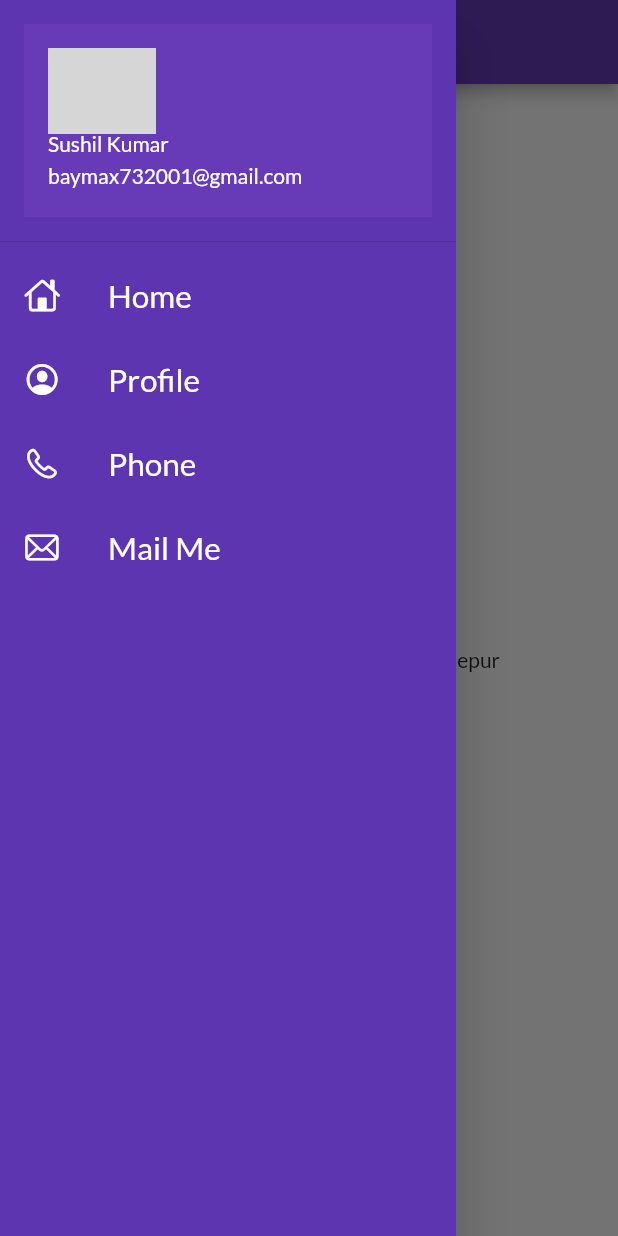
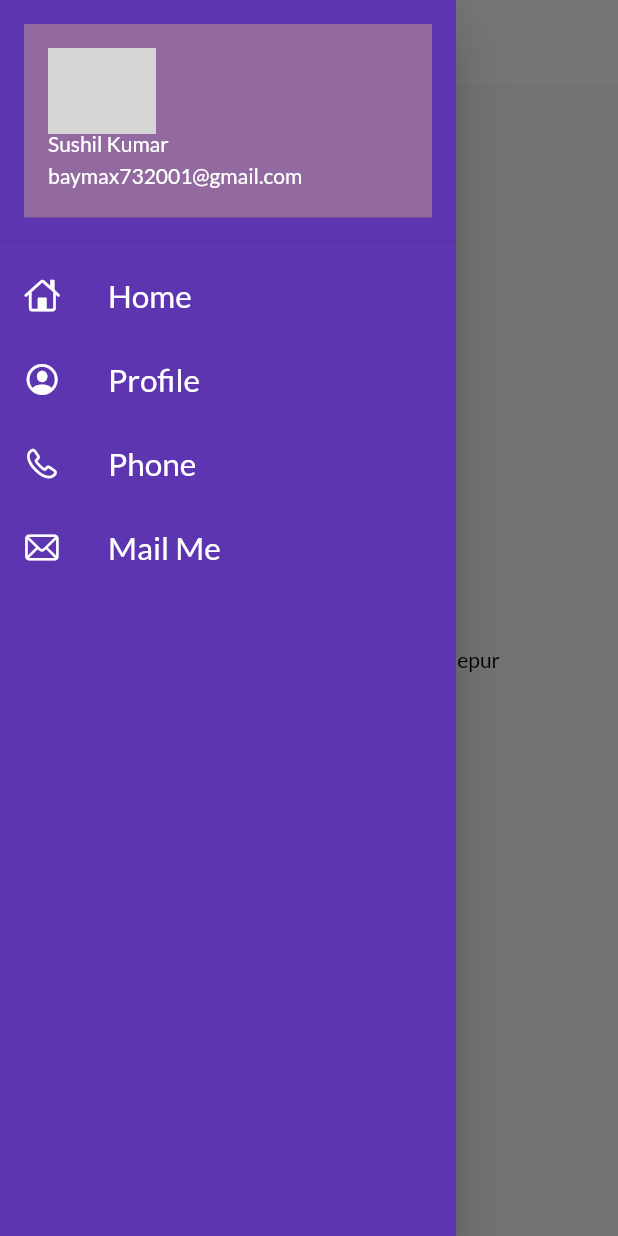
Before and after one commit to voltzylex/Catolog-App-Flutter-, a Flutter app: the screen it shows after launch, with the side drawer open, on a phone screen of 412 x 824 dp. Run offline on Flutter 3.47's test engine with Material 2 defaults, Android fonts, the phone set to English and light mode, and no system bars; our stand-ins replace google_fonts; network calls fail; grey boxes are pictures that could not be loaded.

Commit message:
day 10 completed

```diff
--- a/analysis_options.yaml
+++ /dev/null
@@ -1,29 +0,0 @@
-# This file configures the analyzer, which statically analyzes Dart code to
-# check for errors, warnings, and lints.
-#
-# The issues identified by the analyzer are surfaced in the UI of Dart-enabled
-# IDEs (https://dart.dev/tools#ides-and-editors). The analyzer can also be
-# invoked from the command line by running `flutter analyze`.
-
-# The following line activates a set of recommended lints for Flutter apps,
-# packages, and plugins designed to encourage good coding practices.
-include: package:flutter_lints/flutter.yaml
-
-linter:
-  # The lint rules applied to this project can be customized in the
-  # section below to disable rules from the `package:flutter_lints/flutter.yaml`
-  # included above or to enable additional rules. A list of all available lints
-  # and their documentation is published at
-  # https://dart-lang.github.io/linter/lints/index.html.
-  #
-  # Instead of disabling a lint rule for the entire project in the
-  # section below, it can also be suppressed for a single line of code
-  # or a specific dart file by using the `// ignore: name_of_lint` and
-  # `// ignore_for_file: name_of_lint` syntax on the line or in the file
-  # producing the lint.
-  rules:
-    # avoid_print: false  # Uncomment to disable the `avoid_print` rule
-    # prefer_single_quotes: true  # Uncomment to enable the `prefer_single_quotes` rule
-
-# Additional information about this file can be found at
-# https://dart.dev/guides/language/analysis-options
--- a/lib/main.dart
+++ b/lib/main.dart
@@ -1,7 +1,10 @@
+// import 'dart:ui';
+
 import 'package:flutter/material.dart';
 import 'package:flutter_catalog/pages/login_page.dart';
 import 'package:flutter_catalog/utils/routes.dart';
-import 'package:google_fonts/google_fonts.dart';
+import 'package:flutter_catalog/widgets/themes.dart';
+// import 'package:google_fonts/google_fonts.dart';
 import 'pages/home_page.dart';
 
 void main() {
@@ -11,12 +14,9 @@ void main() {
 class MyApp extends StatelessWidget {
   @override
   Widget build(BuildContext context) {
-    return MaterialApp(
+    var materialApp = MaterialApp(
       themeMode: ThemeMode.light,
-      theme: ThemeData(
-        primarySwatch: Colors.deepPurple,
-        fontFamily: GoogleFonts.lato().fontFamily,
-      ),
+      theme: MyTheme.lightTheme(context),
       darkTheme: ThemeData(
         brightness: Brightness.dark,
       ),
@@ -28,5 +28,6 @@ class MyApp extends StatelessWidget {
         MyRoutes.loginRoute: (context) => LoginPage()
       },
     );
+    return materialApp;
   }
 }
--- a/lib/pages/home_page.dart
+++ b/lib/pages/home_page.dart
@@ -1,3 +1,5 @@
+// import 'dart:ui';
+
 import 'package:flutter/material.dart';
 
 import '../widgets/drawer.dart';
@@ -9,11 +11,17 @@ class HomePage extends StatelessWidget {
   Widget build(BuildContext context) {
     return Scaffold(
       appBar: AppBar(
-        title: Text("Catalog App"),
+        title: Text(
+          "Catalog App",
+          style: TextStyle(color: Colors.black),
+        ),
       ),
       body: Center(
         child: Container(
-          child: Text("Welcome to $days days of flutter by $name"),
+          child: Text(
+            "Welcome to $days days of flutter by $name",
+            style: TextStyle(color: Colors.black),
+          ),
         ),
       ),
       drawer: MyDrawer(),
--- a/lib/widgets/drawer.dart
+++ b/lib/widgets/drawer.dart
@@ -17,7 +17,9 @@ class MyDrawer extends StatelessWidget {
               // padding: EdgeInsets.zero,
               child: UserAccountsDrawerHeader(
                 // margin: EdgeInsets.zero,
-                // decoration: BoxDecoration(color: Colors.redAccent),//picture background color
+                decoration: BoxDecoration(
+                    color: Color.fromARGB(
+                        255, 146, 106, 159)), //picture background color
                 accountName: Text("Sushil Kumar"),
                 accountEmail: Text("baymax732001@gmail.com"),
                 currentAccountPicture: CircleAvatar(
--- /dev/null
+++ b/lib/widgets/themes.dart
@@ -0,0 +1,20 @@
+import 'package:flutter/material.dart';
+import 'package:google_fonts/google_fonts.dart';
+
+class MyTheme {
+  static ThemeData darkTheme(BuildContext context) =>  ThemeData(
+       brightness: Brightness.dark
+      );
+  static ThemeData lightTheme(BuildContext context) =>  ThemeData(
+        primarySwatch: Colors.deepPurple,
+        fontFamily: GoogleFonts.lato().fontFamily,
+        appBarTheme: AppBarTheme(
+          color: Colors.white,
+          elevation: 0.0,
+          iconTheme: IconThemeData(color: Colors.black),
+          // textTheme: Theme.of(context).textTheme,
+          toolbarTextStyle: TextStyle(color: Colors.black),
+        ),
+      );
+
+}
```
Also changed, not shown: pubspec.lock, 3 other files.
